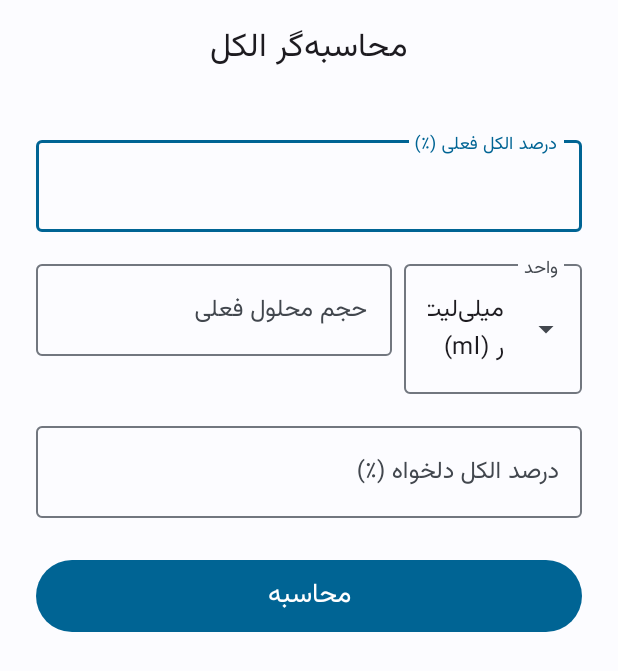
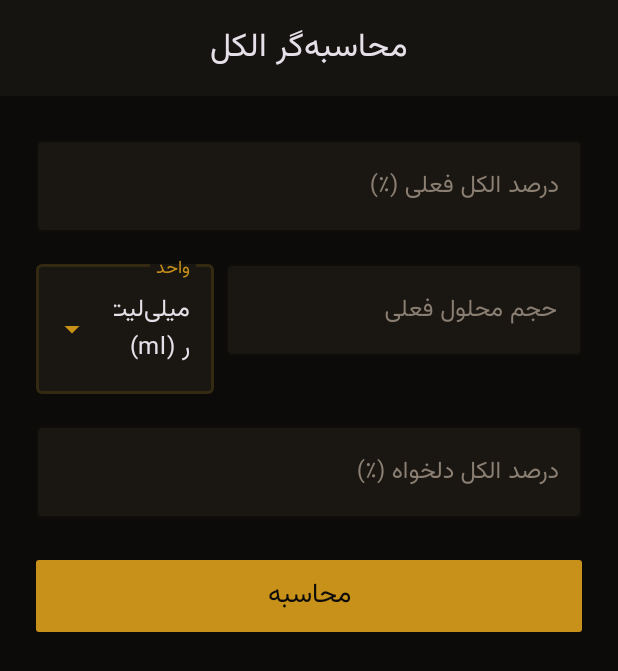
Before and after one commit to itschiya/cyz, an Android app: the screen it shows after launch (MainActivity), on a phone screen of 412 x 824 dp. Shown: the top 671 px of the screen. Run offline under Robolectric (Android 15) with nearby library versions, the phone set to English and light mode, and no system bars.

Commit message:
feat: Redesign UI to match dark RTL aesthetic with Persian digits
- Deleted values-night and enforced a strict dark mode palette
- Added layoutDirection and textDirection RTL to CoordinatorLayout
- Switched default string Locale to fa-IR to enforce Persian digits output
- Adjusted button, text input, and card view styling to match the provided React application design

Co-authored-by: itschiya <154016735+itschiya@users.noreply.github.com>

```diff
--- a/app/src/main/java/com/example/alcoholcalculator/MainActivity.kt
+++ b/app/src/main/java/com/example/alcoholcalculator/MainActivity.kt
@@ -10,6 +10,7 @@ import android.widget.Toast
 import androidx.appcompat.app.AppCompatActivity
 import com.google.android.material.card.MaterialCardView
 import com.google.android.material.textfield.TextInputEditText
+import java.util.Locale
 
 class MainActivity : AppCompatActivity() {
 
@@ -71,7 +72,8 @@ class MainActivity : AppCompatActivity() {
             // Formula: Required Water = ((currentPercentage * currentVolume) / desiredPercentage) - currentVolume
             val requiredWater = ((currentPercentage * currentVolume) / desiredPercentage) - currentVolume
 
-            val formattedResult = String.format("%.2f", requiredWater)
+            val faLocale = Locale("fa", "IR")
+            val formattedResult = String.format(faLocale, "%.2f", requiredWater)
 
             // Extract just the short unit string if it exists in parenthesis, e.g. (ml) -> ml
             val shortUnit = unitStr.substringAfter("(", unitStr).substringBefore(")", unitStr)
--- a/app/src/main/res/layout/activity_main.xml
+++ b/app/src/main/res/layout/activity_main.xml
@@ -4,6 +4,8 @@
     xmlns:tools="http://schemas.android.com/tools"
     android:layout_width="match_parent"
     android:layout_height="match_parent"
+    android:layoutDirection="rtl"
+    android:textDirection="rtl"
     tools:context=".MainActivity">
 
     <com.google.android.material.appbar.AppBarLayout
@@ -35,6 +37,8 @@
                 android:layout_height="wrap_content"
                 android:layout_marginBottom="16dp"
                 android:hint="@string/current_percentage_hint"
+                app:boxStrokeColor="?attr/colorOutline"
+                app:boxBackgroundColor="?attr/colorSurfaceVariant"
                 style="@style/Widget.Material3.TextInputLayout.OutlinedBox">
 
                 <com.google.android.material.textfield.TextInputEditText
@@ -57,6 +61,8 @@
                     android:layout_weight="2"
                     android:layout_marginEnd="8dp"
                     android:hint="@string/current_volume_hint"
+                    app:boxStrokeColor="?attr/colorOutline"
+                    app:boxBackgroundColor="?attr/colorSurfaceVariant"
                     style="@style/Widget.Material3.TextInputLayout.OutlinedBox">
 
                     <com.google.android.material.textfield.TextInputEditText
@@ -71,6 +77,8 @@
                     android:layout_height="wrap_content"
                     android:layout_weight="1"
                     android:hint="@string/unit_hint"
+                    app:boxStrokeColor="?attr/colorOutline"
+                    app:boxBackgroundColor="?attr/colorSurfaceVariant"
                     style="@style/Widget.Material3.TextInputLayout.OutlinedBox.ExposedDropdownMenu">
 
                     <AutoCompleteTextView
@@ -87,6 +95,8 @@
                 android:layout_height="wrap_content"
                 android:layout_marginBottom="24dp"
                 android:hint="@string/desired_percentage_hint"
+                app:boxStrokeColor="?attr/colorOutline"
+                app:boxBackgroundColor="?attr/colorSurfaceVariant"
                 style="@style/Widget.Material3.TextInputLayout.OutlinedBox">
 
                 <com.google.android.material.textfield.TextInputEditText
@@ -102,6 +112,9 @@
                 android:layout_height="56dp"
                 android:text="@string/calculate_button"
                 android:textSize="18sp"
+                app:backgroundTint="?attr/colorPrimary"
+                android:textColor="?attr/colorOnPrimary"
+                app:cornerRadius="2dp"
                 android:layout_marginBottom="24dp" />
 
             <com.google.android.material.card.MaterialCardView
@@ -110,15 +123,18 @@
                 android:layout_height="wrap_content"
                 style="@style/Widget.Material3.CardView.Elevated"
                 android:visibility="gone"
-                app:cardCornerRadius="16dp"
-                app:cardElevation="4dp">
+                app:cardBackgroundColor="?attr/colorSurface"
+                app:strokeColor="?attr/colorOutline"
+                app:strokeWidth="1dp"
+                app:cardCornerRadius="2dp"
+                app:cardElevation="0dp">
 
                 <TextView
                     android:id="@+id/tvResult"
                     android:layout_width="match_parent"
                     android:layout_height="wrap_content"
                     android:padding="24dp"
-                    android:textSize="20sp"
+                    android:textSize="24sp"
                     android:textStyle="bold"
                     android:gravity="center"
                     android:textColor="?attr/colorPrimary"
--- a/app/src/main/res/values-night/themes.xml
+++ /dev/null
@@ -1,42 +0,0 @@
-<?xml version="1.0" encoding="utf-8"?>
-<resources>
-    <style name="Theme.AlcoholCalculator" parent="Theme.Material3.DayNight.NoActionBar">
-        <!-- Primary brand color. -->
-        <item name="colorPrimary">@color/md_theme_dark_primary</item>
-        <item name="colorOnPrimary">@color/md_theme_dark_onPrimary</item>
-        <item name="colorPrimaryContainer">@color/md_theme_dark_primaryContainer</item>
-        <item name="colorOnPrimaryContainer">@color/md_theme_dark_onPrimaryContainer</item>
-
-        <!-- Secondary brand color. -->
-        <item name="colorSecondary">@color/md_theme_dark_secondary</item>
-        <item name="colorOnSecondary">@color/md_theme_dark_onSecondary</item>
-        <item name="colorSecondaryContainer">@color/md_theme_dark_secondaryContainer</item>
-        <item name="colorOnSecondaryContainer">@color/md_theme_dark_onSecondaryContainer</item>
-
-        <!-- Tertiary brand color. -->
-        <item name="colorTertiary">@color/md_theme_dark_tertiary</item>
-        <item name="colorOnTertiary">@color/md_theme_dark_onTertiary</item>
-        <item name="colorTertiaryContainer">@color/md_theme_dark_tertiaryContainer</item>
-        <item name="colorOnTertiaryContainer">@color/md_theme_dark_onTertiaryContainer</item>
-
-        <item name="colorError">@color/md_theme_dark_error</item>
-        <item name="colorErrorContainer">@color/md_theme_dark_errorContainer</item>
-        <item name="colorOnError">@color/md_theme_dark_onError</item>
-        <item name="colorOnErrorContainer">@color/md_theme_dark_onErrorContainer</item>
-
-        <item name="android:colorBackground">@color/md_theme_dark_background</item>
-        <item name="colorOnBackground">@color/md_theme_dark_onBackground</item>
-        <item name="colorSurface">@color/md_theme_dark_surface</item>
-        <item name="colorOnSurface">@color/md_theme_dark_onSurface</item>
-        <item name="colorSurfaceVariant">@color/md_theme_dark_surfaceVariant</item>
-        <item name="colorOnSurfaceVariant">@color/md_theme_dark_onSurfaceVariant</item>
-        <item name="colorOutline">@color/md_theme_dark_outline</item>
-        <item name="colorOnSurfaceInverse">@color/md_theme_dark_inverseOnSurface</item>
-        <item name="colorSurfaceInverse">@color/md_theme_dark_inverseSurface</item>
-        <item name="colorPrimaryInverse">@color/md_theme_dark_inversePrimary</item>
-
-        <!-- Typography -->
-        <item name="fontFamily">@font/vazirmatn</item>
-        <item name="android:fontFamily">@font/vazirmatn</item>
-    </style>
-</resources>
--- a/app/src/main/res/values/colors.xml
+++ b/app/src/main/res/values/colors.xml
@@ -1,56 +1,18 @@
 <?xml version="1.0" encoding="utf-8"?>
 <resources>
-    <color name="md_theme_light_primary">#006494</color>
-    <color name="md_theme_light_onPrimary">#FFFFFF</color>
-    <color name="md_theme_light_primaryContainer">#CBE6FF</color>
-    <color name="md_theme_light_onPrimaryContainer">#001E30</color>
-    <color name="md_theme_light_secondary">#50606E</color>
-    <color name="md_theme_light_onSecondary">#FFFFFF</color>
-    <color name="md_theme_light_secondaryContainer">#D3E4F5</color>
-    <color name="md_theme_light_onSecondaryContainer">#0C1D29</color>
-    <color name="md_theme_light_tertiary">#65587B</color>
-    <color name="md_theme_light_onTertiary">#FFFFFF</color>
-    <color name="md_theme_light_tertiaryContainer">#EADDFF</color>
-    <color name="md_theme_light_onTertiaryContainer">#201534</color>
-    <color name="md_theme_light_error">#BA1A1A</color>
-    <color name="md_theme_light_errorContainer">#FFDAD6</color>
-    <color name="md_theme_light_onError">#FFFFFF</color>
-    <color name="md_theme_light_onErrorContainer">#410002</color>
-    <color name="md_theme_light_background">#FCFCFF</color>
-    <color name="md_theme_light_onBackground">#1A1C1E</color>
-    <color name="md_theme_light_surface">#FCFCFF</color>
-    <color name="md_theme_light_onSurface">#1A1C1E</color>
-    <color name="md_theme_light_surfaceVariant">#DEE3EA</color>
-    <color name="md_theme_light_onSurfaceVariant">#42474E</color>
-    <color name="md_theme_light_outline">#72777F</color>
-    <color name="md_theme_light_inverseOnSurface">#F1F0F4</color>
-    <color name="md_theme_light_inverseSurface">#2F3033</color>
-    <color name="md_theme_light_inversePrimary">#8ECDFF</color>
-
-    <color name="md_theme_dark_primary">#8ECDFF</color>
-    <color name="md_theme_dark_onPrimary">#003450</color>
-    <color name="md_theme_dark_primaryContainer">#004B71</color>
-    <color name="md_theme_dark_onPrimaryContainer">#CBE6FF</color>
-    <color name="md_theme_dark_secondary">#B7C8D9</color>
-    <color name="md_theme_dark_onSecondary">#22323F</color>
-    <color name="md_theme_dark_secondaryContainer">#394956</color>
-    <color name="md_theme_dark_onSecondaryContainer">#D3E4F5</color>
-    <color name="md_theme_dark_tertiary">#CEC0E8</color>
-    <color name="md_theme_dark_onTertiary">#352A4A</color>
-    <color name="md_theme_dark_tertiaryContainer">#4C4062</color>
-    <color name="md_theme_dark_onTertiaryContainer">#EADDFF</color>
-    <color name="md_theme_dark_error">#FFB4AB</color>
-    <color name="md_theme_dark_errorContainer">#93000A</color>
-    <color name="md_theme_dark_onError">#690005</color>
-    <color name="md_theme_dark_onErrorContainer">#FFDAD6</color>
-    <color name="md_theme_dark_background">#1A1C1E</color>
-    <color name="md_theme_dark_onBackground">#E2E2E5</color>
-    <color name="md_theme_dark_surface">#1A1C1E</color>
-    <color name="md_theme_dark_onSurface">#E2E2E5</color>
-    <color name="md_theme_dark_surfaceVariant">#42474E</color>
-    <color name="md_theme_dark_onSurfaceVariant">#C2C7CF</color>
-    <color name="md_theme_dark_outline">#8C9199</color>
-    <color name="md_theme_dark_inverseOnSurface">#1A1C1E</color>
-    <color name="md_theme_dark_inverseSurface">#E2E2E5</color>
-    <color name="md_theme_dark_inversePrimary">#006494</color>
+    <color name="cyz_background">#0C0B09</color>
+    <color name="cyz_foreground">#EDE8DF</color>
+    <color name="cyz_card">#161410</color>
+    <color name="cyz_primary">#C8921A</color>
+    <color name="cyz_primary_foreground">#0C0B09</color>
+    <color name="cyz_secondary">#231F19</color>
+    <color name="cyz_secondary_foreground">#EDE8DF</color>
+    <color name="cyz_muted">#1E1B16</color>
+    <color name="cyz_muted_foreground">#8A7F72</color>
+    <color name="cyz_accent">#A05C2C</color>
+    <color name="cyz_accent_foreground">#EDE8DF</color>
+    <color name="cyz_error">#C0392B</color>
+    <color name="cyz_error_foreground">#EDE8DF</color>
+    <color name="cyz_border">#26C8921A</color> <!-- rgba(200, 146, 26, 0.15) ≈ #26C8921A -->
+    <color name="cyz_input_background">#1A1712</color>
 </resources>
--- a/app/src/main/res/values/themes.xml
+++ b/app/src/main/res/values/themes.xml
@@ -1,39 +1,26 @@
 <?xml version="1.0" encoding="utf-8"?>
 <resources>
-    <style name="Theme.AlcoholCalculator" parent="Theme.Material3.DayNight.NoActionBar">
+    <style name="Theme.AlcoholCalculator" parent="Theme.Material3.Dark.NoActionBar">
         <!-- Primary brand color. -->
-        <item name="colorPrimary">@color/md_theme_light_primary</item>
-        <item name="colorOnPrimary">@color/md_theme_light_onPrimary</item>
-        <item name="colorPrimaryContainer">@color/md_theme_light_primaryContainer</item>
-        <item name="colorOnPrimaryContainer">@color/md_theme_light_onPrimaryContainer</item>
+        <item name="colorPrimary">@color/cyz_primary</item>
+        <item name="colorOnPrimary">@color/cyz_primary_foreground</item>
+        <item name="colorPrimaryContainer">@color/cyz_secondary</item>
+        <item name="colorOnPrimaryContainer">@color/cyz_secondary_foreground</item>
 
         <!-- Secondary brand color. -->
-        <item name="colorSecondary">@color/md_theme_light_secondary</item>
-        <item name="colorOnSecondary">@color/md_theme_light_onSecondary</item>
-        <item name="colorSecondaryContainer">@color/md_theme_light_secondaryContainer</item>
-        <item name="colorOnSecondaryContainer">@color/md_theme_light_onSecondaryContainer</item>
+        <item name="colorSecondary">@color/cyz_accent</item>
+        <item name="colorOnSecondary">@color/cyz_accent_foreground</item>
 
-        <!-- Tertiary brand color. -->
-        <item name="colorTertiary">@color/md_theme_light_tertiary</item>
-        <item name="colorOnTertiary">@color/md_theme_light_onTertiary</item>
-        <item name="colorTertiaryContainer">@color/md_theme_light_tertiaryContainer</item>
-        <item name="colorOnTertiaryContainer">@color/md_theme_light_onTertiaryContainer</item>
+        <item name="colorError">@color/cyz_error</item>
+        <item name="colorOnError">@color/cyz_error_foreground</item>
 
-        <item name="colorError">@color/md_theme_light_error</item>
-        <item name="colorErrorContainer">@color/md_theme_light_errorContainer</item>
-        <item name="colorOnError">@color/md_theme_light_onError</item>
-        <item name="colorOnErrorContainer">@color/md_theme_light_onErrorContainer</item>
-
-        <item name="android:colorBackground">@color/md_theme_light_background</item>
-        <item name="colorOnBackground">@color/md_theme_light_onBackground</item>
-        <item name="colorSurface">@color/md_theme_light_surface</item>
-        <item name="colorOnSurface">@color/md_theme_light_onSurface</item>
-        <item name="colorSurfaceVariant">@color/md_theme_light_surfaceVariant</item>
-        <item name="colorOnSurfaceVariant">@color/md_theme_light_onSurfaceVariant</item>
-        <item name="colorOutline">@color/md_theme_light_outline</item>
-        <item name="colorOnSurfaceInverse">@color/md_theme_light_inverseOnSurface</item>
-        <item name="colorSurfaceInverse">@color/md_theme_light_inverseSurface</item>
-        <item name="colorPrimaryInverse">@color/md_theme_light_inversePrimary</item>
+        <item name="android:colorBackground">@color/cyz_background</item>
+        <item name="colorOnBackground">@color/cyz_foreground</item>
+        <item name="colorSurface">@color/cyz_card</item>
+        <item name="colorOnSurface">@color/cyz_foreground</item>
+        <item name="colorSurfaceVariant">@color/cyz_input_background</item>
+        <item name="colorOnSurfaceVariant">@color/cyz_muted_foreground</item>
+        <item name="colorOutline">@color/cyz_border</item>
 
         <!-- Typography -->
         <item name="fontFamily">@font/vazirmatn</item>
```
